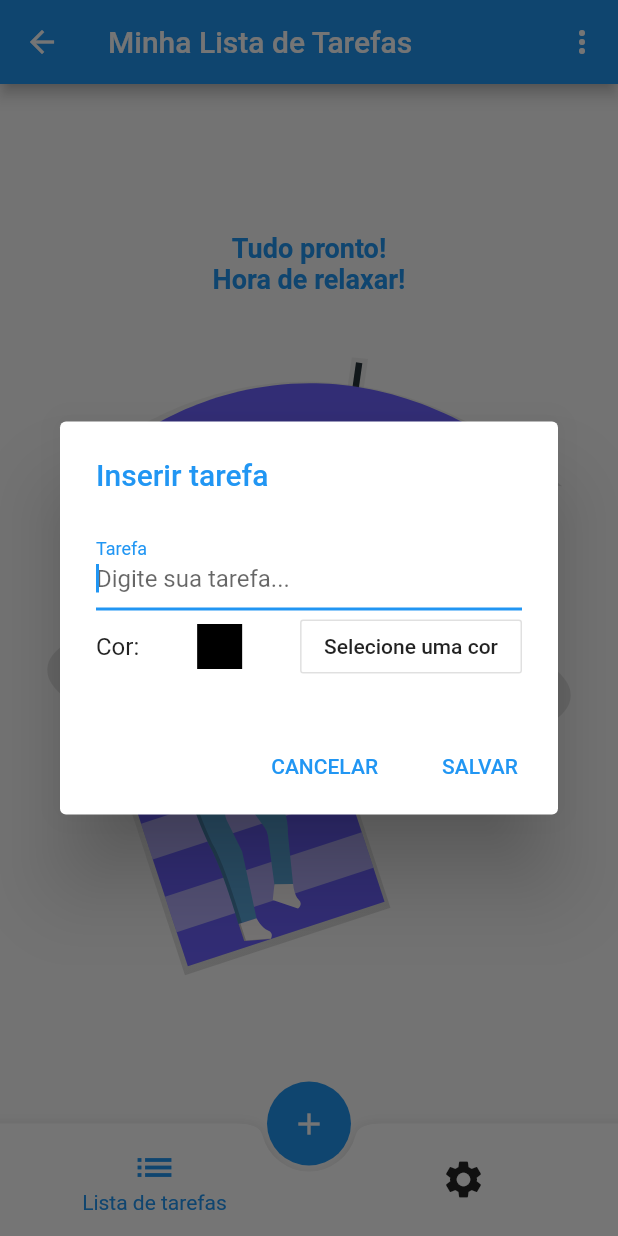
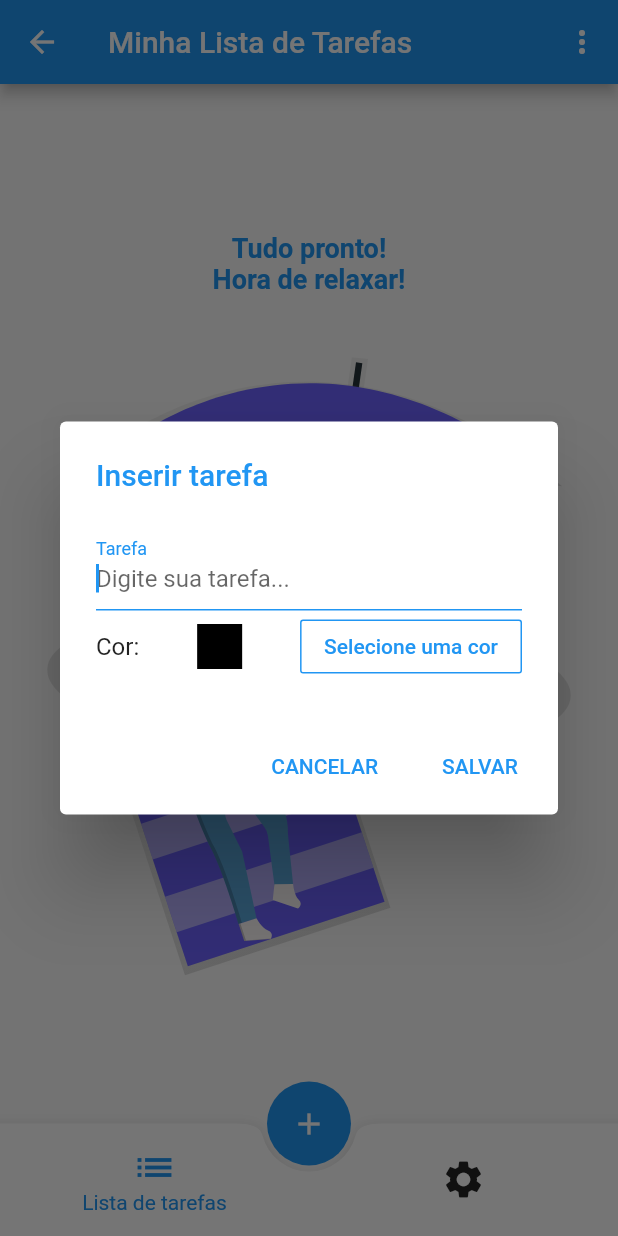
Before and after one commit to BrennerFerreira/to_do_list_app_flutter, a Flutter app: the HomeScreen screen opened directly, after a tap on the "add" icon, on a phone screen of 412 x 824 dp. Run offline on Flutter 3.47's test engine with Material 2 defaults, Android fonts, the light colour scheme and no system bars; our stand-ins replace flutter_svg, flutter_svg_provider, shared_preferences, splashscreen, sqflite; missing offline and left inert: flutter_material_color_picker; accounts and stored records are empty.

Commit message:
Added option to change app theme.

```diff
--- a/lib/main.dart
+++ b/lib/main.dart
@@ -18,19 +18,39 @@ class MyApp extends StatefulWidget {
 class _MyAppState extends State<MyApp> {
   Color newMainAppColor;
   Color mainAppColor = Colors.blue;
+  ThemeMode newAppTheme;
+  ThemeMode appTheme = ThemeMode.system;
 
   ///This function recovers the user chosen main color [newMainColor] and
   ///compares it to the standard [mainColor] for the app (blue). If they are
   ///different, it changes the app [mainColor] to the [newMainColor] the user
   ///chose and uses setState to update the UI. The [SplashScreen] will be
   ///shown until this function returns.
-  Future<Widget> _setMainAppColor() async {
+  Future<Widget> _setMainAppTheme() async {
     newMainAppColor = await AppSettings.getMainAppColor();
+
+    final String theme = await AppSettings.getAppTheme();
+    switch (theme) {
+      case 'light':
+        newAppTheme = ThemeMode.light;
+        break;
+      case 'dark':
+        newAppTheme = ThemeMode.dark;
+        break;
+      case 'automatic':
+      default:
+        newAppTheme = ThemeMode.system;
+    }
     if (newMainAppColor != mainAppColor) {
       mainAppColor = newMainAppColor;
-      setState(() {});
     }
-    return HomeScreen(changeAppColor: _setMainAppColor);
+    if (newAppTheme != appTheme) {
+      appTheme = newAppTheme;
+    }
+
+    setState(() {});
+
+    return HomeScreen(changeAppTheme: _setMainAppTheme);
   }
 
   @override
@@ -46,8 +66,9 @@ class _MyAppState extends State<MyApp> {
         primaryColor: mainAppColor,
         brightness: Brightness.dark,
       ),
+      themeMode: appTheme,
       home: AppSplashScreen(
-        afterSplash: _setMainAppColor(),
+        afterSplash: _setMainAppTheme(),
       ),
     );
   }
--- a/lib/screens/home_screen/home_screen.dart
+++ b/lib/screens/home_screen/home_screen.dart
@@ -10,9 +10,9 @@ import 'package:to_do_list/screens/settings_screen/settings_screen.dart';
 ///not to use a state management package, this was the easiest way
 ///I have found to pass the argument through the app.
 class HomeScreen extends StatefulWidget {
-  final Future<void> Function() changeAppColor;
+  final Future<void> Function() changeAppTheme;
 
-  const HomeScreen({Key key, this.changeAppColor}) : super(key: key);
+  const HomeScreen({Key key, this.changeAppTheme}) : super(key: key);
   @override
   _HomeScreenState createState() => _HomeScreenState();
 }
@@ -87,7 +87,7 @@ class _HomeScreenState extends State<HomeScreen> {
             deleteTask: helper.deleteTask,
             deleteAllDoneFn: helper.deleteAllDoneTasks,
           ),
-          SettingsScreen(changeAppColor: widget.changeAppColor),
+          SettingsScreen(changeAppTheme: widget.changeAppTheme),
         ],
       ),
       floatingActionButton: FloatingActionButton(
--- a/lib/screens/settings_screen/settings_screen.dart
+++ b/lib/screens/settings_screen/settings_screen.dart
@@ -8,9 +8,9 @@ import 'package:to_do_list/settings/app_settings.dart';
 ///all tasks alert or not. There are plans to update this screen with more
 ///functionalities, specially one to change the app language.
 class SettingsScreen extends StatefulWidget {
-  final Future<void> Function() changeAppColor;
+  final Future<void> Function() changeAppTheme;
   const SettingsScreen({
-    this.changeAppColor,
+    this.changeAppTheme,
   });
   @override
   _SettingsScreenState createState() => _SettingsScreenState();
@@ -90,7 +90,7 @@ class _SettingsScreenState extends State<SettingsScreen> {
                       if (selectedColor != null) {
                         setState(() {
                           AppSettings.setMainAppColor(selectedColor);
-                          widget.changeAppColor();
+                          widget.changeAppTheme();
                         });
                       }
                     },
@@ -154,6 +154,7 @@ class _SettingsScreenState extends State<SettingsScreen> {
                   DropdownButton<String>(
                     onChanged: (newValue) {
                       setState(() {
+                        AppSettings.setAppTheme(newValue);
                         theme = newValue;
                       });
                     },
--- a/lib/screens/splash_screen/splash_screen.dart
+++ b/lib/screens/splash_screen/splash_screen.dart
@@ -23,6 +23,7 @@ class AppSplashScreen extends StatelessWidget {
         image: Svg("assets/images/check-list2.svg"),
       ),
       photoSize: 100,
+      backgroundColor: Colors.grey,
     );
   }
 }
--- a/lib/screens/widgets/insert_edit_task.dart
+++ b/lib/screens/widgets/insert_edit_task.dart
@@ -128,11 +128,20 @@ class _InsertEditTaskState extends State<InsertEditTask> {
             TextFormField(
               controller: titleController,
               autofocus: true,
-              decoration: const InputDecoration(
+              decoration: InputDecoration(
                 labelText: "Tarefa",
+                labelStyle: TextStyle(
+                  color: Theme.of(context).primaryColor,
+                ),
                 hintText: "Digite sua tarefa...",
+                focusedBorder: UnderlineInputBorder(
+                  borderSide: BorderSide(
+                    color: Theme.of(context).primaryColor,
+                  ),
+                ),
               ),
               textCapitalization: TextCapitalization.sentences,
+              cursorColor: Theme.of(context).primaryColor,
               validator: (value) {
                 if (value == null || value.isEmpty) {
                   return "Por favor, preencha o campo acima.";
@@ -153,6 +162,10 @@ class _InsertEditTaskState extends State<InsertEditTask> {
                       color: taskColor,
                     ),
                     OutlineButton(
+                      borderSide: BorderSide(
+                        color: Theme.of(context).primaryColor,
+                      ),
+                      textColor: Theme.of(context).primaryColor,
                       onPressed: () async {
                         final Color selectedColor = await showDialog<Color>(
                           context: context,
```
